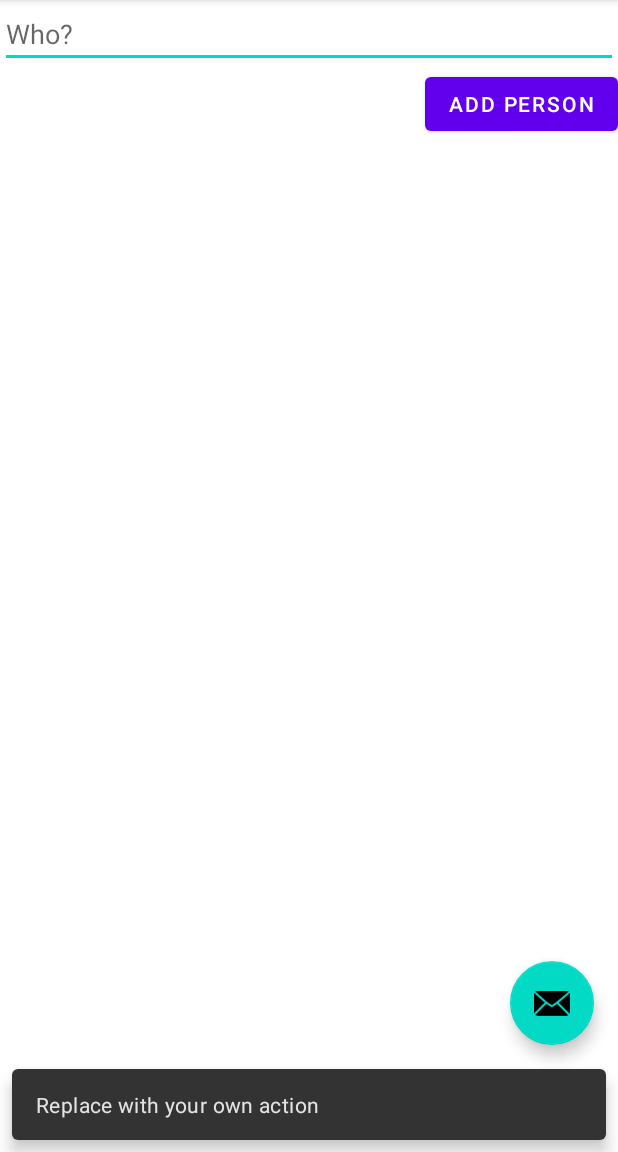
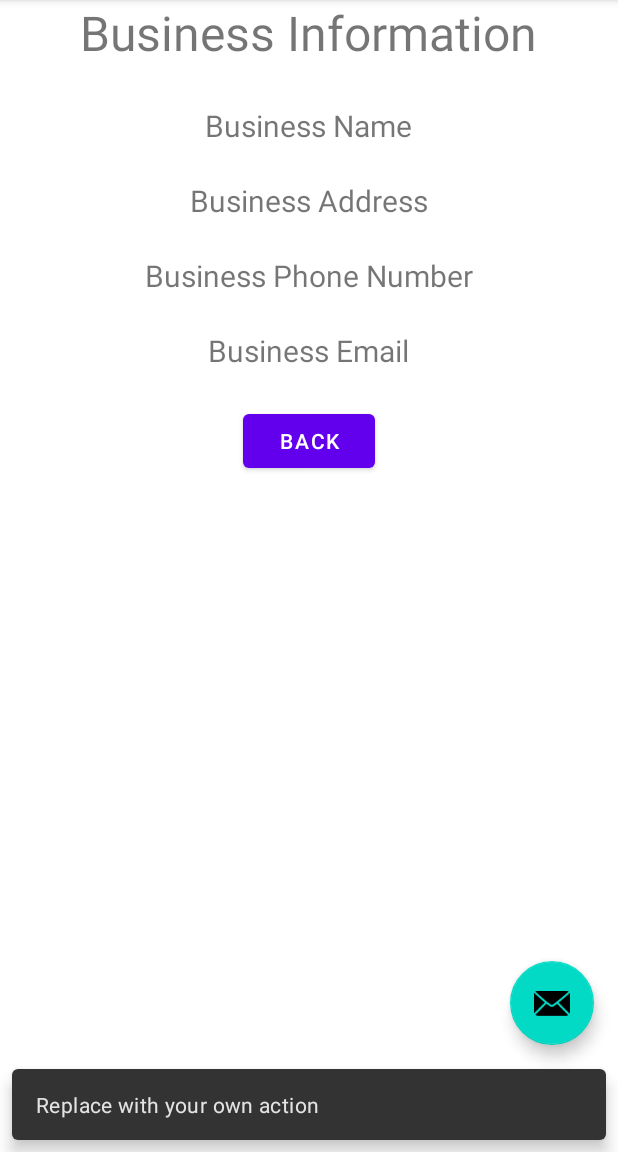
Before and after one commit to McGill-ECSE321-Winter2021/project-group-06, an Android app: the screen it shows after launch (MainActivity), after a tap on an icon or button, on a phone screen of 412 x 824 dp, the part 84-1236 px from its top. Run offline under Robolectric (Android 15) with nearby library versions, the phone set to English and light mode, and no system bars.

Commit message:
Android business info page intial layout

```diff
--- a/VehicleRepairShop-Android/app/src/main/res/layout/content_main.xml
+++ b/VehicleRepairShop-Android/app/src/main/res/layout/content_main.xml
@@ -4,18 +4,6 @@
     android:layout_width="match_parent"
     android:layout_height="match_parent"
     app:layout_behavior="@string/appbar_scrolling_view_behavior">
-
-    <!--<fragment
-        android:id="@+id/nav_host_fragment"
-        android:name="androidx.navigation.fragment.NavHostFragment"
-        android:layout_width="0dp"
-        android:layout_height="0dp"
-        app:defaultNavHost="true"
-        app:layout_constraintBottom_toBottomOf="parent"
-        app:layout_constraintLeft_toLeftOf="parent"
-        app:layout_constraintRight_toRightOf="parent"
-        app:layout_constraintTop_toTopOf="parent"
-        app:navGraph="@navigation/nav_graph" />-->
 
     <LinearLayout
         android:layout_width="match_parent"
@@ -33,17 +21,51 @@
             android:text=""
             android:textColor="#FF0000"/>
 
-        <EditText
-            android:layout_width="match_parent"
-            android:layout_height="wrap_content"
-            android:id="@+id/newperson_name"
-            android:hint="@string/newperson_hint"/>
+        <TextView
+            android:id="@+id/BI_title"
+            android:textSize="32dp"
+            android:layout_width="wrap_content"
+            android:layout_height="70dp"
+            android:layout_gravity="center"
+            android:text="@string/BI_title" />
 
+        <TextView
+            android:id="@+id/business_name"
+            android:textSize="20dp"
+            android:layout_width="wrap_content"
+            android:layout_height="50dp"
+            android:layout_gravity="center"
+            android:text="@string/business_name" />
+
+        <TextView
+            android:id="@+id/business_address"
+            android:textSize="20dp"
+            android:layout_width="wrap_content"
+            android:layout_height="50dp"
+            android:layout_gravity="center"
+            android:text="@string/business_address" />
+
+        <TextView
+            android:id="@+id/business_phone_number"
+            android:textSize="20dp"
+            android:layout_width="wrap_content"
+            android:layout_height="50dp"
+            android:layout_gravity="center"
+            android:text="@string/business_phone_number" />
+
+        <TextView
+            android:id="@+id/business_email"
+            android:textSize="20dp"
+            android:layout_width="wrap_content"
+            android:layout_height="50dp"
+            android:layout_gravity="center"
+            android:text="@string/business_email" />
         <Button
             android:layout_width="wrap_content"
             android:layout_height="wrap_content"
-            android:layout_gravity="end"
-            android:text="@string/newperson_button"
-            android:onClick="addPerson"/>
+            android:layout_gravity="center"
+            android:text="@string/go_back" />
+
+
     </LinearLayout>
 </androidx.constraintlayout.widget.ConstraintLayout>
--- a/VehicleRepairShop-Android/app/src/main/res/values/strings.xml
+++ b/VehicleRepairShop-Android/app/src/main/res/values/strings.xml
@@ -9,6 +9,10 @@
 
     <string name="hello_first_fragment">Hello first fragment</string>
     <string name="hello_second_fragment">Hello second fragment. Arg: %1$s</string>
-    <string name="newperson_hint">Who?</string>
-    <string name="newperson_button">Add Person</string>
+    <string name="business_name">Business Name</string>
+    <string name="business_address">Business Address</string>
+    <string name="business_phone_number">Business Phone Number</string>
+    <string name="business_email">Business Email</string>
+    <string name="BI_title">Business Information</string>
+    <string name="go_back">Back</string>
 </resources>
```
